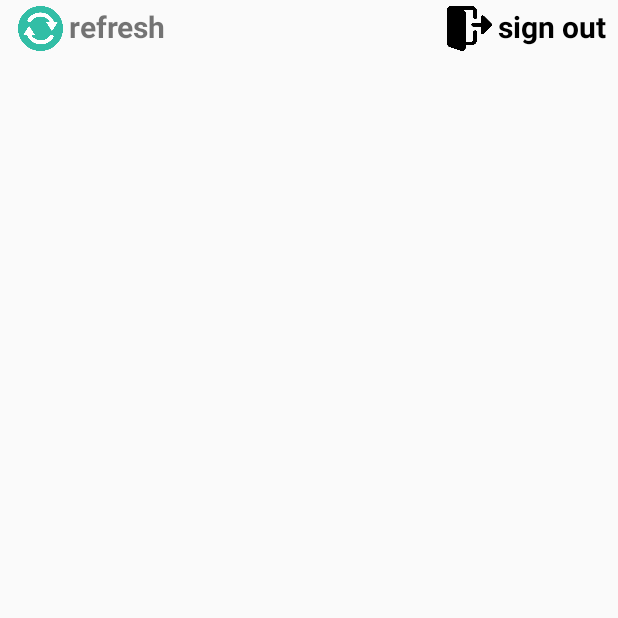
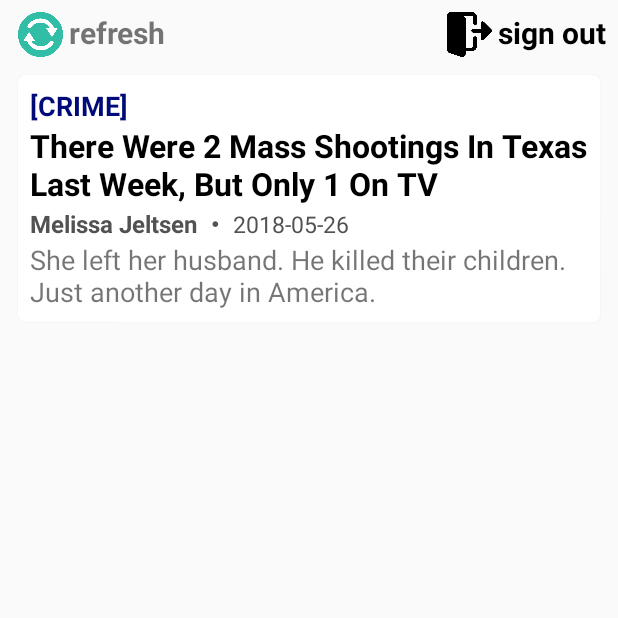
Before and after one commit to kiissy/BI_Project, an Android app: the MainActivity screen opened directly, with no data from a screen before it, on a phone screen of 412 x 824 dp, the top half of it. Run offline under Robolectric (Android 15) with nearby library versions, the phone set to English and light mode, and no system bars.

Commit message:
Update News Recyclerview

```diff
--- a/android/app/build.gradle
+++ b/android/app/build.gradle
@@ -29,4 +29,8 @@ dependencies {
     implementation 'androidx.recyclerview:recyclerview:1.0.0'
     implementation 'androidx.cardview:cardview:1.0.0'
     implementation 'com.google.code.gson:gson:2.8.2'
+    implementation 'com.squareup.retrofit2:retrofit:2.5.0'
+    implementation 'com.squareup.retrofit2:converter-gson:2.4.0'
+    implementation 'com.squareup.okhttp3:logging-interceptor:3.4.1'
+    implementation 'com.squareup.okhttp3:okhttp:3.12.0'
 }
--- a/android/app/src/main/java/com/business/yourtimes/MainActivity.java
+++ b/android/app/src/main/java/com/business/yourtimes/MainActivity.java
@@ -1,16 +1,30 @@
 package com.business.yourtimes;
 
 import androidx.appcompat.app.AppCompatActivity;
+import androidx.recyclerview.widget.LinearLayoutManager;
+import androidx.recyclerview.widget.RecyclerView;
 
+import android.content.Intent;
 import android.os.Bundle;
+import android.view.View;
+import android.widget.LinearLayout;
 import android.widget.TextView;
 
-import com.business.yourtimes.item.CategoryItem;
+import com.business.yourtimes.News.NewsCard;
+import com.business.yourtimes.News.NewsListAdapter;
 
 import java.util.ArrayList;
 
 public class MainActivity extends AppCompatActivity {
     private TextView maintext;
+    private RecyclerView mRecyclerView;
+    private RecyclerView.Adapter mAdapter;
+    private RecyclerView.LayoutManager mLayoutManager;
+    private ArrayList<NewsCard> mDataset;
+
+    private LinearLayout mSignout;
+    private LinearLayout mRefresh;
+
 
     @Override
     protected void onCreate(Bundle savedInstanceState) {
@@ -18,5 +32,43 @@ public class MainActivity extends AppCompatActivity {
         setContentView(R.layout.activity_main);
 
 
+        /* set the recyclerview */
+        mDataset = new ArrayList<>();
+        mDataset.add(new NewsCard("CRIME", "There Were 2 Mass Shootings In Texas Last Week, But Only 1 On TV", "Melissa Jeltsen", "https://www.huffingtonpost.com/entry/texas-amanda-painter-mass-shooting_us_5b081ab4e4b0802d69caad89", "She left her husband. He killed their children. Just another day in America.", "2018-05-26"));
+
+        /* set sign out button function */
+        mSignout = (LinearLayout) findViewById(R.id.signout_layout);
+        mSignout.setOnClickListener(new View.OnClickListener() {
+            @Override
+            public void onClick(View view) {
+                ((GlobalClass) getApplicationContext()).initialize();
+                Intent intent = new Intent(getApplicationContext(), SurveyActivity.class);
+                intent.addFlags(Intent.FLAG_ACTIVITY_CLEAR_TOP);
+
+                startActivity(intent);
+                finish();
+            }
+        });
+
+        /* set refresh button function */
+        mRefresh = (LinearLayout) findViewById(R.id.refresh_layout);
+        mRefresh.setOnClickListener(new View.OnClickListener() {
+            @Override
+            public void onClick(View view) {
+                mDataset = new ArrayList<>();
+                mDataset.add(new NewsCard("CRIME", "There Were 2 Mass Shootings In Texas Last Week, But Only 1 On TV", "Melissa Jeltsen", "https://www.huffingtonpost.com/entry/texas-amanda-painter-mass-shooting_us_5b081ab4e4b0802d69caad89", "She left her husband. He killed their children. Just another day in America.", "2018-05-26"));
+
+                /* 새로운 뉴스를 받아오는 코드 */
+                mAdapter.notifyDataSetChanged();
+            }
+        });
+
+        mRecyclerView = (RecyclerView) findViewById(R.id.news_list);
+        mLayoutManager = new LinearLayoutManager(getApplicationContext());
+        mRecyclerView.setLayoutManager(mLayoutManager);
+
+        mAdapter = new NewsListAdapter(getApplicationContext(), mDataset);
+        mRecyclerView.setAdapter(mAdapter);
+
     }
 }
--- a/android/app/src/main/java/com/business/yourtimes/News/NewsCard.java
+++ b/android/app/src/main/java/com/business/yourtimes/News/NewsCard.java
@@ -20,6 +20,15 @@ public class NewsCard {
 
     @SerializedName("date")
     private String date;
+
+    public NewsCard(String category, String headline, String author, String url, String desc, String date) {
+        this.category = category;
+        this.headline = headline;
+        this.authors = author;
+        this.url = url;
+        this.desc = desc;
+        this.date = date;
+    }
 
     public String getCategory() {
         return category;
--- a/android/app/src/main/java/com/business/yourtimes/News/NewsFragment.java
+++ b/android/app/src/main/java/com/business/yourtimes/News/NewsFragment.java
@@ -36,12 +36,14 @@ public class NewsFragment extends Fragment {
 
 
         mDataset = new ArrayList<>();
+        mDataset.add(new NewsCard("CRIME", "There Were 2 Mass Shootings In Texas Last Week, But Only 1 On TV", "Melissa Jeltsen", "https://www.huffingtonpost.com/entry/texas-amanda-painter-mass-shooting_us_5b081ab4e4b0802d69caad89", "She left her husband. He killed their children. Just another day in America.", "2018-05-26"));
 
         mRecyclerView = (RecyclerView) fv.findViewById(R.id.news_list);
         mLayoutManager = new LinearLayoutManager(getContext());
         mRecyclerView.setLayoutManager(mLayoutManager);
 
-
+        mAdapter = new NewsListAdapter(getContext(), mDataset);
+        mRecyclerView.setAdapter(mAdapter);
 
         return fv;
     }
--- /dev/null
+++ b/android/app/src/main/java/com/business/yourtimes/News/NewsListAdapter.java
@@ -0,0 +1,70 @@
+package com.business.yourtimes.News;
+
+import android.content.Context;
+import android.text.Layout;
+import android.view.LayoutInflater;
+import android.view.View;
+import android.view.ViewGroup;
+import android.widget.TextView;
+
+import androidx.annotation.NonNull;
+import androidx.cardview.widget.CardView;
+import androidx.recyclerview.widget.RecyclerView;
+
+import com.business.yourtimes.R;
+
+import java.util.ArrayList;
+
+public class NewsListAdapter extends RecyclerView.Adapter<NewsListAdapter.ViewHolder> {
+    Context context;
+    private ArrayList<NewsCard> mDataset;
+
+    public NewsListAdapter(Context context, ArrayList<NewsCard> mDataset) {
+        this.context = context;
+        this.mDataset = mDataset;
+    }
+
+    public class ViewHolder extends RecyclerView.ViewHolder {
+        CardView mCardView;
+        TextView mCategory;
+        TextView mHeadline;
+        TextView mAuthor;
+        TextView mDate;
+        TextView mDesc;
+
+        ViewHolder(View itemView) {
+            super(itemView);
+
+            mCardView = (CardView) itemView.findViewById(R.id.news_cv);
+            mCategory = (TextView) itemView.findViewById(R.id.news_cv_category);
+            mHeadline = (TextView) itemView.findViewById(R.id.news_cv_headline);
+            mAuthor = (TextView) itemView.findViewById(R.id.news_cv_author);
+            mDate = (TextView) itemView.findViewById(R.id.news_cv_date);
+            mDesc = (TextView) itemView.findViewById(R.id.news_cv_desc);
+        }
+    }
+
+    @Override
+    public NewsListAdapter.ViewHolder onCreateViewHolder(ViewGroup parent, int ViewType) {
+        Context context = parent.getContext();
+        LayoutInflater inflater = (LayoutInflater) context.getSystemService(Context.LAYOUT_INFLATER_SERVICE);
+
+        View view = inflater.inflate(R.layout.recyclerview_news, parent, false);
+
+        return new NewsListAdapter.ViewHolder(view);
+    }
+
+    @Override
+    public void onBindViewHolder(@NonNull ViewHolder holder, int position) {
+        holder.mCategory.setText("[" + mDataset.get(position).getCategory() + "]");
+        holder.mHeadline.setText(mDataset.get(position).getHeadline());
+        holder.mAuthor.setText(mDataset.get(position).getAuthors());
+        holder.mDate.setText(mDataset.get(position).getDate());
+        holder.mDesc.setText(mDataset.get(position).getDesc());
+    }
+
+    @Override
+    public int getItemCount() {
+        return mDataset.size();
+    }
+}
--- a/android/app/src/main/java/com/business/yourtimes/Survey/SurveyFragment.java
+++ b/android/app/src/main/java/com/business/yourtimes/Survey/SurveyFragment.java
@@ -34,12 +34,6 @@ public class SurveyFragment extends Fragment {
     public View onCreateView(LayoutInflater inflater, ViewGroup container, Bundle savedInstanceState) {
         View fv = inflater.inflate(R.layout.fragment_survey, container, false);
 
-//        ArrayList<CategoryItem> temp = ((GlobalClass) getActivity().getApplication()).getCategories();
-//
-//        for (int i = 0; i < 41; i++) {
-//            categories.add(temp.get(i).getCategoryName());
-//        }
-
         categories = ((GlobalClass) getActivity().getApplication()).getCategories();
 
         mRecyclerView = (RecyclerView) fv.findViewById(R.id.survey_list);
--- a/android/app/src/main/res/layout/activity_main.xml
+++ b/android/app/src/main/res/layout/activity_main.xml
@@ -10,7 +10,7 @@
         android:id="@+id/main_top"
         android:layout_width="match_parent"
         android:layout_height="@dimen/main_activity_top"
-        android:layout_marginVertical="@dimen/spacing_small"
+        android:layout_marginTop="@dimen/spacing_small2"
         app:layout_constraintTop_toTopOf="parent"
         app:layout_constraintStart_toStartOf="parent"
         app:layout_constraintEnd_toEndOf="parent">
--- /dev/null
+++ b/android/app/src/main/res/layout/recyclerview_news.xml
@@ -0,0 +1,81 @@
+<?xml version="1.0" encoding="utf-8"?>
+<RelativeLayout
+    xmlns:android="http://schemas.android.com/apk/res/android"
+    xmlns:card="http://schemas.android.com/apk/res-auto"
+    android:layout_width="match_parent"
+    android:layout_height="wrap_content">
+
+    <androidx.cardview.widget.CardView
+        android:id="@+id/news_cv"
+        android:layout_width="match_parent"
+        android:layout_height="wrap_content"
+        android:layout_margin="@dimen/spacing_small2"
+        android:background="@color/colorWhite"
+        card:cardCornerRadius="5dp">
+
+        <LinearLayout
+            android:layout_width="match_parent"
+            android:layout_height="match_parent"
+            android:layout_margin="@dimen/spacing_small2"
+            android:orientation="vertical">
+
+            <TextView
+                android:id="@+id/news_cv_category"
+                android:layout_width="match_parent"
+                android:layout_height="wrap_content"
+                android:textColor="@color/news_category"
+                android:textStyle="bold"
+                android:textSize="@dimen/news_category"
+                android:text="@string/category" />
+
+            <TextView
+                android:id="@+id/news_cv_headline"
+                android:layout_width="match_parent"
+                android:layout_height="wrap_content"
+                android:textColor="@color/colorBlack"
+                android:textStyle="bold"
+                android:textSize="@dimen/news_headline"
+                android:text="@string/headline" />
+
+            <LinearLayout
+                android:layout_width="match_parent"
+                android:layout_height="wrap_content"
+                android:orientation="horizontal">
+
+                <TextView
+                    android:id="@+id/news_cv_author"
+                    android:layout_width="wrap_content"
+                    android:layout_height="wrap_content"
+                    android:text="@string/author"
+                    android:textColor="@color/news_gray"
+                    android:textSize="@dimen/news_author"
+                    android:textStyle="bold" />
+
+                <TextView
+                    android:layout_width="wrap_content"
+                    android:layout_height="wrap_content"
+                    android:layout_marginHorizontal="@dimen/spacing_small"
+                    android:text="・"
+                    android:textColor="@color/news_gray"
+                    android:textSize="@dimen/news_author"
+                    android:textStyle="bold" />
+
+                <TextView
+                    android:id="@+id/news_cv_date"
+                    android:layout_width="wrap_content"
+                    android:layout_height="wrap_content"
+                    android:text="@string/date"
+                    android:textColor="@color/news_gray"
+                    android:textSize="@dimen/news_date" />
+            </LinearLayout>
+
+            <TextView
+                android:id="@+id/news_cv_desc"
+                android:layout_width="match_parent"
+                android:layout_height="wrap_content"
+                android:textSize="@dimen/news_desc"
+                android:text="@string/description" />
+        </LinearLayout>
+
+    </androidx.cardview.widget.CardView>
+</RelativeLayout>
--- a/android/app/src/main/res/values/colors.xml
+++ b/android/app/src/main/res/values/colors.xml
@@ -6,4 +6,7 @@
     <color name="colorWhite">#ffffff</color>
     <color name="colorGray">#bababa</color>
     <color name="colorBlack">#000000</color>
+
+    <color name="news_gray">#525252</color>
+    <color name="news_category">#000a78</color>
 </resources>
--- a/android/app/src/main/res/values/dimens.xml
+++ b/android/app/src/main/res/values/dimens.xml
@@ -4,6 +4,12 @@
     <dimen name="activity_vertical_margin">16dp</dimen>
 
     <dimen name="wide_size">30px</dimen>
+
+    <dimen name="news_category">18sp</dimen>
+    <dimen name="news_headline">21sp</dimen>
+    <dimen name="news_author">16sp</dimen>
+    <dimen name="news_date">15sp</dimen>
+    <dimen name="news_desc">18sp</dimen>
 
     <dimen name="survey_title_size">30sp</dimen>
     <dimen name="survey_notice_size">18sp</dimen>
--- a/android/app/src/main/res/values/strings.xml
+++ b/android/app/src/main/res/values/strings.xml
@@ -9,4 +9,10 @@
     <string name="refresh">refresh</string>
     <string name="signout">sign out</string>
 
+    <string name="category">category</string>
+    <string name="headline">headline</string>
+    <string name="author">author</string>
+    <string name="date">date</string>
+    <string name="description">description</string>
+
 </resources>
```
Also changed, not shown: android/app/src/main/java/com/business/yourtimes/GlobalClass.java (+37 -9 lines), android/app/src/main/java/com/business/yourtimes/RetrofitClient.java (added, +23 -0 lines), android/app/src/main/java/com/business/yourtimes/ServiceApi.java (added, +20 -0 lines), android/app/src/main/java/com/business/yourtimes/SurveyActivity.java (+7 -0 lines), android/app/src/main/java/com/business/yourtimes/WebviewFragment.java (added, +54 -0 lines), android/app/src/main/res/layout/activity_webview.xml (added, +12 -0 lines).
